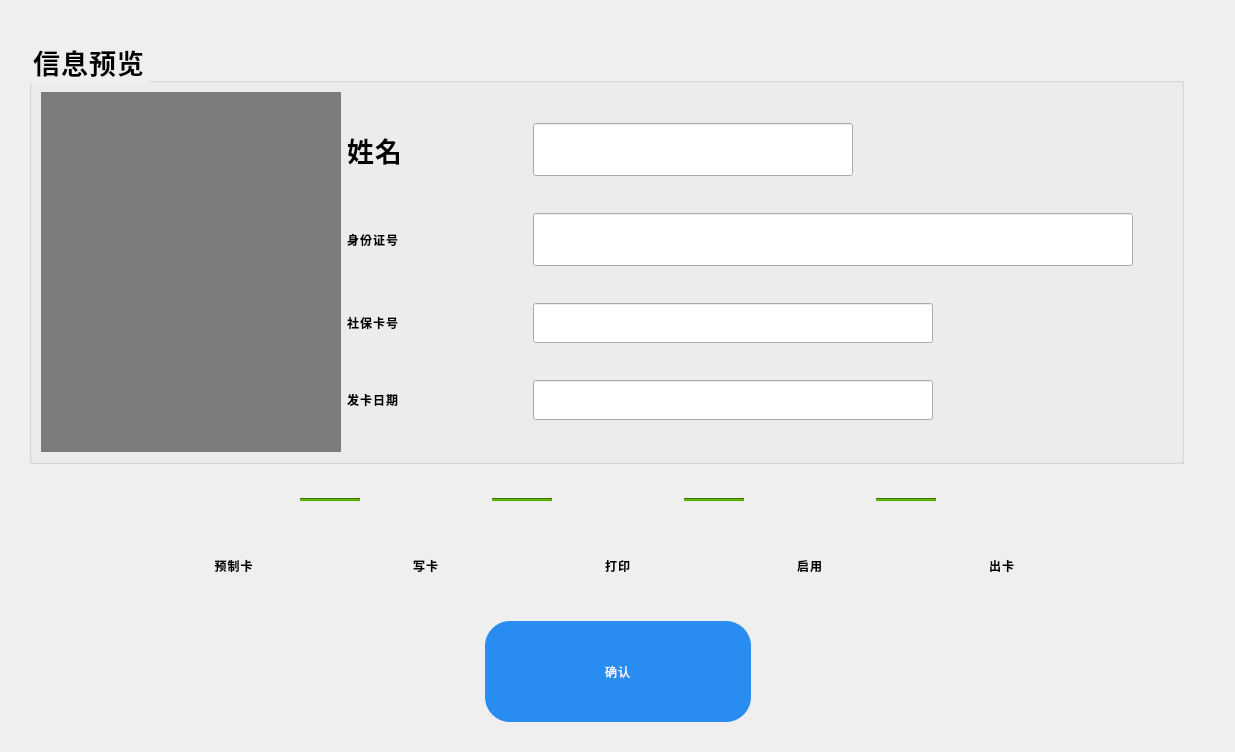
The window that SSCard_System/uc_makecard.ui (leithergit/SSCard_System) describes before a commit, drawn with Qt 5.
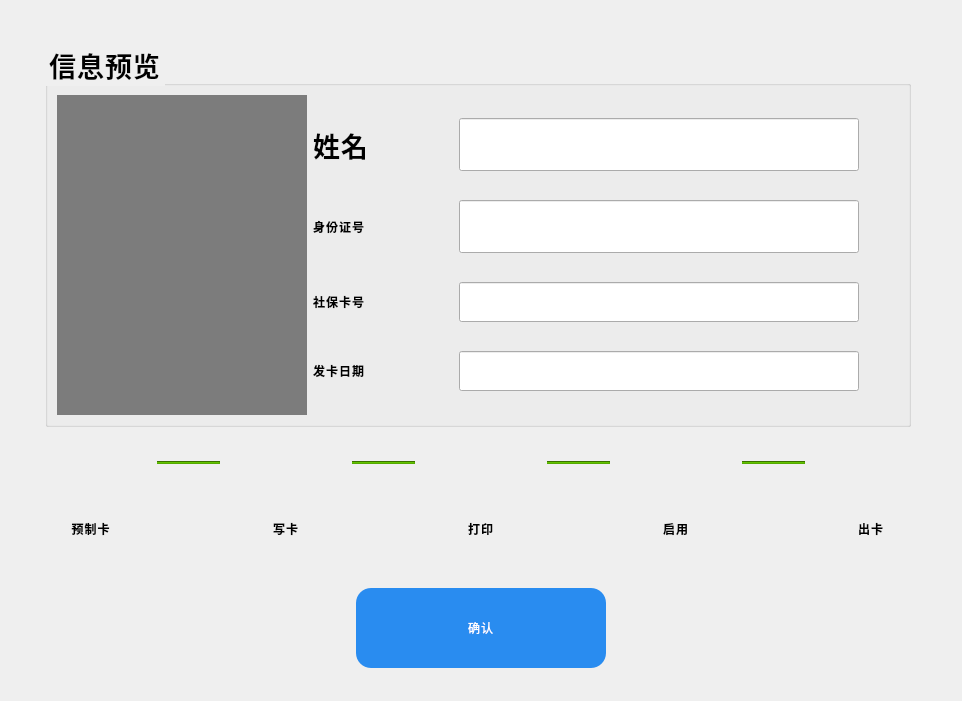
The same window after the commit. Icons and pictures are not drawn.

Patch:
```diff
--- a/SSCard_System/uc_makecard.ui
+++ b/SSCard_System/uc_makecard.ui
@@ -6,8 +6,8 @@
    <rect>
     <x>0</x>
     <y>0</y>
-    <width>1235</width>
-    <height>752</height>
+    <width>962</width>
+    <height>701</height>
    </rect>
   </property>
   <property name="minimumSize">
@@ -16,6 +16,12 @@
     <height>0</height>
    </size>
   </property>
+  <property name="maximumSize">
+   <size>
+    <width>1158</width>
+    <height>800</height>
+   </size>
+  </property>
   <property name="windowTitle">
    <string>Form</string>
   </property>
@@ -78,8 +84,8 @@
          <widget class="QLabel" name="label_Pohoto">
           <property name="minimumSize">
            <size>
-            <width>300</width>
-            <height>360</height>
+            <width>250</width>
+            <height>320</height>
            </size>
           </property>
           <property name="styleSheet">
@@ -98,10 +104,16 @@
              <widget class="QLabel" name="label_3">
               <property name="minimumSize">
                <size>
-                <width>180</width>
+                <width>140</width>
                 <height>40</height>
                </size>
               </property>
+              <property name="maximumSize">
+               <size>
+                <width>140</width>
+                <height>16777215</height>
+               </size>
+              </property>
               <property name="font">
                <font>
                 <family>思源黑体 CN Normal</family>
@@ -120,7 +132,7 @@
              <widget class="QLineEdit" name="lineEdit_Name">
               <property name="minimumSize">
                <size>
-                <width>320</width>
+                <width>400</width>
                 <height>40</height>
                </size>
               </property>
@@ -165,10 +177,16 @@
              <widget class="QLabel" name="label_4">
               <property name="minimumSize">
                <size>
-                <width>180</width>
+                <width>140</width>
                 <height>40</height>
                </size>
               </property>
+              <property name="maximumSize">
+               <size>
+                <width>140</width>
+                <height>16777215</height>
+               </size>
+              </property>
               <property name="text">
                <string>身份证号</string>
               </property>
@@ -178,7 +196,7 @@
              <widget class="QLineEdit" name="lineEdit_CardID">
               <property name="minimumSize">
                <size>
-                <width>600</width>
+                <width>400</width>
                 <height>40</height>
                </size>
               </property>
@@ -223,10 +241,16 @@
              <widget class="QLabel" name="label_8">
               <property name="minimumSize">
                <size>
-                <width>180</width>
+                <width>140</width>
                 <height>40</height>
                </size>
               </property>
+              <property name="maximumSize">
+               <size>
+                <width>140</width>
+                <height>16777215</height>
+               </size>
+              </property>
               <property name="text">
                <string>社保卡号</string>
               </property>
@@ -272,10 +296,16 @@
              <widget class="QLabel" name="label_6">
               <property name="minimumSize">
                <size>
-                <width>180</width>
+                <width>140</width>
                 <height>40</height>
                </size>
               </property>
+              <property name="maximumSize">
+               <size>
+                <width>140</width>
+                <height>16777215</height>
+               </size>
+              </property>
               <property name="text">
                <string>发卡日期</string>
               </property>
@@ -342,9 +372,12 @@
        <property name="orientation">
         <enum>Qt::Horizontal</enum>
        </property>
+       <property name="sizeType">
+        <enum>QSizePolicy::Fixed</enum>
+       </property>
        <property name="sizeHint" stdset="0">
         <size>
-         <width>18</width>
+         <width>20</width>
          <height>20</height>
         </size>
        </property>
@@ -442,7 +475,7 @@
         <widget class="Line" name="line_4">
          <property name="minimumSize">
           <size>
-           <width>60</width>
+           <width>30</width>
            <height>0</height>
           </size>
          </property>
@@ -464,7 +497,7 @@
         <widget class="Line" name="line_5">
          <property name="minimumSize">
           <size>
-           <width>60</width>
+           <width>30</width>
            <height>0</height>
           </size>
          </property>
@@ -585,7 +618,7 @@
         <widget class="Line" name="line_2">
          <property name="minimumSize">
           <size>
-           <width>60</width>
+           <width>30</width>
            <height>0</height>
           </size>
          </property>
@@ -728,7 +761,7 @@
         <widget class="Line" name="line_3">
          <property name="minimumSize">
           <size>
-           <width>60</width>
+           <width>30</width>
            <height>0</height>
           </size>
          </property>
@@ -779,9 +812,12 @@
        <property name="orientation">
         <enum>Qt::Horizontal</enum>
        </property>
+       <property name="sizeType">
+        <enum>QSizePolicy::Fixed</enum>
+       </property>
        <property name="sizeHint" stdset="0">
         <size>
-         <width>40</width>
+         <width>20</width>
          <height>20</height>
         </size>
        </property>
@@ -824,13 +860,13 @@
        </property>
        <property name="minimumSize">
         <size>
-         <width>266</width>
-         <height>101</height>
+         <width>250</width>
+         <height>80</height>
         </size>
        </property>
        <property name="styleSheet">
         <string notr="true">QPushButton{background-color: #298cf0;
-border-radius: 25px;
+border-radius: 15px;
 font: 57 42px &quot;思源黑体 CN Medium&quot;;
 font-weight: normal;
 line-height: 49px;
```
